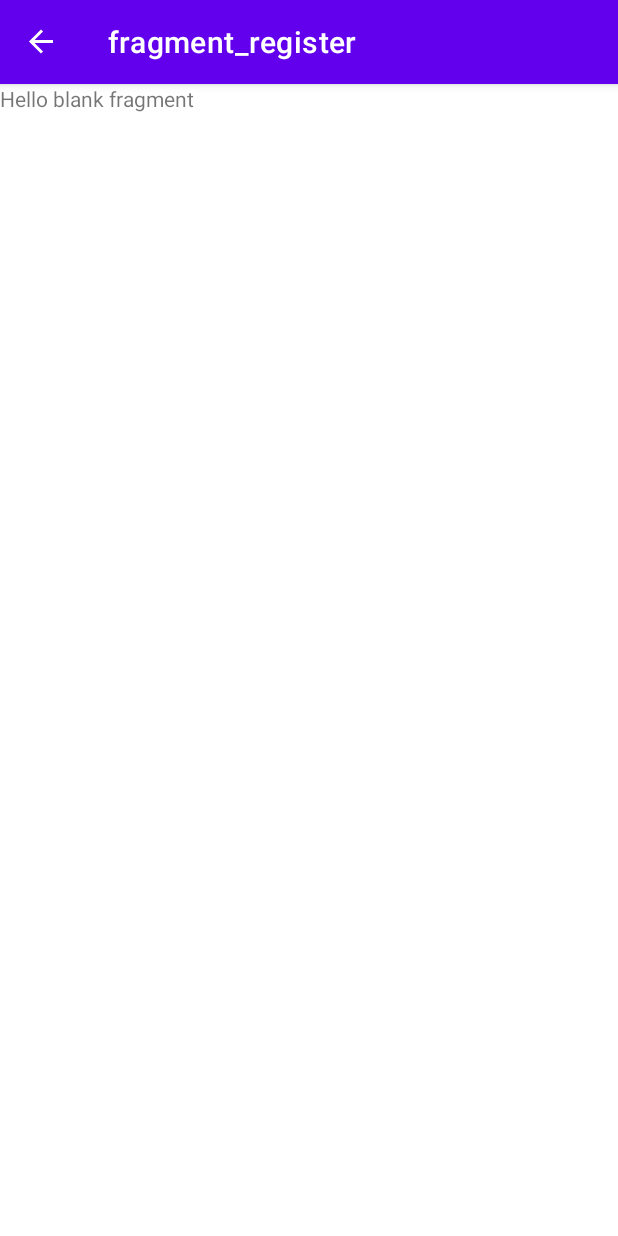
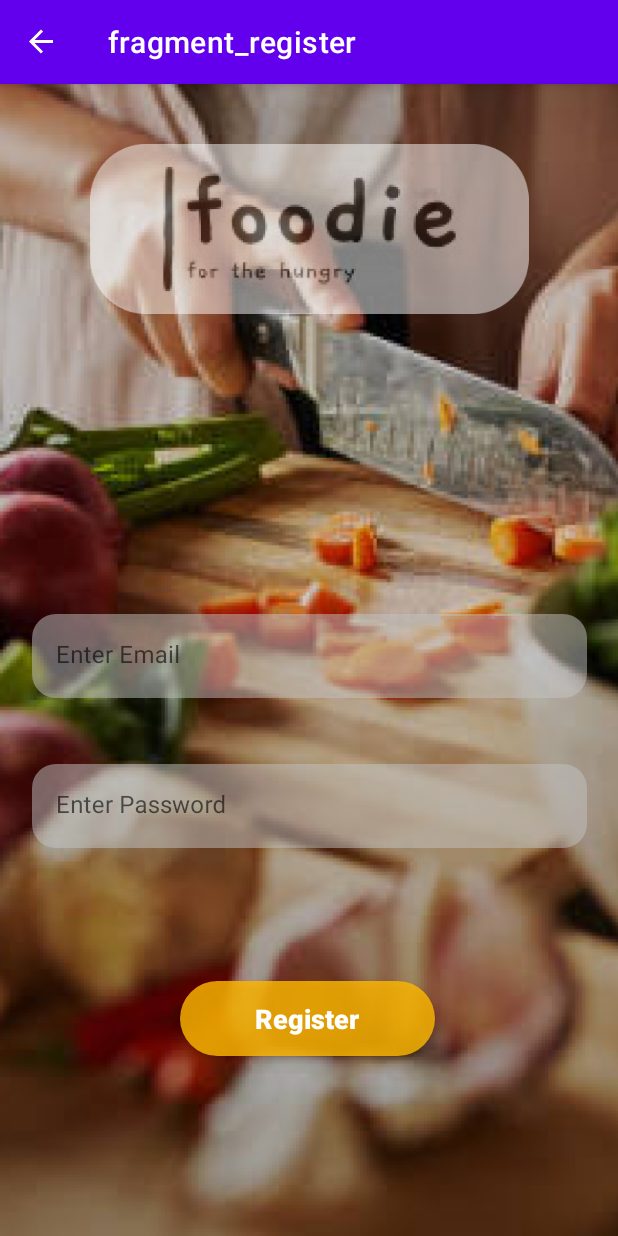
Before and after one commit to MarwanElbahnasawy/Yummy, an Android app: the Register screen opened through its navigation route, on a phone screen of 412 x 824 dp. Run offline under Robolectric (Android 15) with nearby library versions, the phone set to English and light mode, and no system bars; our stand-ins replace Firebase (no records; nobody signed in at launch, a user with empty details on screens opened directly), navigation-ui.

Commit message:
signUp screen

```diff
--- a/app/build.gradle
+++ b/app/build.gradle
@@ -1,5 +1,6 @@
 plugins {
     id 'com.android.application'
+    id 'com.google.gms.google-services'
 }
 
 android {
--- /dev/null
+++ b/app/src/main/java/com/example/foodplanner/FirebaseInstance.java
@@ -0,0 +1,15 @@
+package com.example.foodplanner;
+
+import com.google.firebase.auth.FirebaseAuth;
+
+public class FirebaseInstance {
+    // Singleton
+
+    private static final FirebaseAuth AUTH_INSTANCE = FirebaseAuth.getInstance();
+
+    static FirebaseAuth getFirebaseAutInstance() {
+        return AUTH_INSTANCE;
+    }
+
+
+}
--- a/app/src/main/java/com/example/foodplanner/Register.java
+++ b/app/src/main/java/com/example/foodplanner/Register.java
@@ -1,58 +1,41 @@
 package com.example.foodplanner;
 
+import android.content.Intent;
 import android.os.Bundle;
 
+import androidx.annotation.NonNull;
+import androidx.annotation.Nullable;
+import androidx.appcompat.widget.AppCompatButton;
 import androidx.fragment.app.Fragment;
 
+import android.util.Log;
 import android.view.LayoutInflater;
 import android.view.View;
 import android.view.ViewGroup;
+import android.widget.Toast;
 
-/**
- * A simple {@link Fragment} subclass.
- * Use the {@link Register#newInstance} factory method to
- * create an instance of this fragment.
- */
+import com.google.android.material.textfield.TextInputEditText;
+import com.google.firebase.auth.FirebaseAuth;
+import com.google.firebase.auth.FirebaseUser;
+import com.google.firebase.auth.UserProfileChangeRequest;
+
+
 public class Register extends Fragment {
+    TextInputEditText signUp_email,signUp_password;
+    AppCompatButton register;
+    FirebaseAuth firebaseAuth = FirebaseInstance.getFirebaseAutInstance();
 
-    // TODO: Rename parameter arguments, choose names that match
-    // the fragment initialization parameters, e.g. ARG_ITEM_NUMBER
-    private static final String ARG_PARAM1 = "param1";
-    private static final String ARG_PARAM2 = "param2";
 
-    // TODO: Rename and change types of parameters
-    private String mParam1;
-    private String mParam2;
 
     public Register() {
         // Required empty public constructor
     }
 
-    /**
-     * Use this factory method to create a new instance of
-     * this fragment using the provided parameters.
-     *
-     * @param param1 Parameter 1.
-     * @param param2 Parameter 2.
-     * @return A new instance of fragment Register.
-     */
-    // TODO: Rename and change types and number of parameters
-    public static Register newInstance(String param1, String param2) {
-        Register fragment = new Register();
-        Bundle args = new Bundle();
-        args.putString(ARG_PARAM1, param1);
-        args.putString(ARG_PARAM2, param2);
-        fragment.setArguments(args);
-        return fragment;
-    }
 
     @Override
     public void onCreate(Bundle savedInstanceState) {
         super.onCreate(savedInstanceState);
-        if (getArguments() != null) {
-            mParam1 = getArguments().getString(ARG_PARAM1);
-            mParam2 = getArguments().getString(ARG_PARAM2);
-        }
+
     }
 
     @Override
@@ -61,4 +44,78 @@ public class Register extends Fragment {
         // Inflate the layout for this fragment
         return inflater.inflate(R.layout.fragment_register, container, false);
     }
+
+
+    @Override
+    public void onViewCreated(@NonNull View view, @Nullable Bundle savedInstanceState) {
+
+        signUp_email=view.findViewById(R.id.signUp_email_edt);
+        signUp_password=view.findViewById(R.id.signUp_password_edt);
+        register=view.findViewById(R.id.signup_button);
+        super.onViewCreated(view, savedInstanceState);
+        register.setOnClickListener(new View.OnClickListener() {
+            @Override
+            public void onClick(View view) {
+
+               String email= signUp_email.getText().toString();
+                String password= signUp_password.getText().toString();
+
+
+                if((!email.isEmpty())&&(!password.isEmpty())) {
+                    firebaseAuth.createUserWithEmailAndPassword(email, password).addOnCompleteListener(task -> {
+
+
+                        if (task.isSuccessful()) {
+                            FirebaseUser user = firebaseAuth.getCurrentUser();
+                            if (user != null) {
+                                updateUserData(user, email);
+                            }
+                        } else {
+                            Exception exception = task.getException();
+                            if (exception == null) {
+                                Toast.makeText(getContext(), "UnExpected error occurred", Toast.LENGTH_SHORT).show();
+                            } else {
+                                Toast.makeText(getContext(), task.getException().getMessage(), Toast.LENGTH_SHORT).show();
+                            }
+
+                        }
+
+                    });
+                }
+                else {
+                    if(email.isEmpty())
+                    {
+                        Toast.makeText(getContext(),"Enter your email",Toast.LENGTH_SHORT).show();
+                    }
+                    else if (password.isEmpty())
+                    {
+                        Toast.makeText(getContext(),"Enter your password",Toast.LENGTH_SHORT).show();
+                    }
+
+                }
+            }
+            private void updateUserData(FirebaseUser currentUser, String name) {
+                UserProfileChangeRequest profileUpdates = new UserProfileChangeRequest.Builder()
+                        .setDisplayName(name)
+                        .build();
+
+                currentUser.updateProfile(profileUpdates).addOnCompleteListener(task -> {
+
+
+                    if (task.isSuccessful()) {
+
+                    } else {
+                        Exception exception = task.getException();
+                        if (exception == null){
+                            Toast.makeText(getContext(),"UnExpected error occurred",Toast.LENGTH_SHORT).show();
+                        }else{
+                            Toast.makeText(getContext(),task.getException().getMessage(),Toast.LENGTH_SHORT).show();
+                        }
+                    }
+                });
+            }
+
+        });
+
+    }
 }
--- /dev/null
+++ b/app/src/main/res/drawable-v24/background.xml
@@ -0,0 +1,17 @@
+<?xml version="1.0" encoding="utf-8"?>
+<shape xmlns:android="http://schemas.android.com/apk/res/android"
+    android:shape="rectangle"
+    >
+<corners
+    android:radius="30dp"
+    />
+    <size
+        android:width="326dp"
+        android:height="30dp"
+        />
+    <solid
+        android:color="@color/yellow"
+        />
+
+
+</shape>
--- a/app/src/main/res/layout/fragment_register.xml
+++ b/app/src/main/res/layout/fragment_register.xml
@@ -1,14 +1,84 @@
 <?xml version="1.0" encoding="utf-8"?>
-<FrameLayout xmlns:android="http://schemas.android.com/apk/res/android"
+<androidx.constraintlayout.widget.ConstraintLayout xmlns:android="http://schemas.android.com/apk/res/android"
+    xmlns:app="http://schemas.android.com/apk/res-auto"
     xmlns:tools="http://schemas.android.com/tools"
     android:layout_width="match_parent"
     android:layout_height="match_parent"
     tools:context=".Register">
 
-    <!-- TODO: Update blank fragment layout -->
-    <TextView
+    <ImageView
+        android:id="@+id/background_signUp"
         android:layout_width="match_parent"
         android:layout_height="match_parent"
-        android:text="@string/hello_blank_fragment" />
+        android:scaleType="centerCrop"
+        android:src="@drawable/img"
+        tools:layout_editor_absoluteX="76dp"
+        tools:layout_editor_absoluteY="175dp" />
 
-</FrameLayout>
+    <ImageView
+        android:id="@+id/imageView"
+        android:layout_width="307dp"
+        android:layout_height="113dp"
+        android:layout_marginTop="40dp"
+        android:src="@drawable/logo"
+        app:layout_constraintEnd_toEndOf="parent"
+        app:layout_constraintStart_toStartOf="parent"
+        app:layout_constraintTop_toTopOf="@+id/background_signUp" />
+
+    <com.google.android.material.textfield.TextInputLayout
+        android:id="@+id/textInputLayout"
+        style="@style/customEditText"
+        android:layout_width="370dp"
+        android:layout_height="wrap_content"
+        android:hint="Enter Email"
+        android:layout_marginTop="200dp"
+        app:layout_constraintEnd_toEndOf="parent"
+        app:layout_constraintStart_toStartOf="parent"
+        app:layout_constraintTop_toBottomOf="@+id/imageView">
+
+        <com.google.android.material.textfield.TextInputEditText
+            android:id="@+id/signUp_email_edt"
+            android:layout_width="match_parent"
+            android:backgroundTint="@color/gray"
+            android:layout_height="match_parent"
+            android:inputType="textEmailAddress" />
+    </com.google.android.material.textfield.TextInputLayout>
+
+    <com.google.android.material.textfield.TextInputLayout
+        android:id="@+id/textInputLayout2"
+        style="@style/customEditText"
+        android:layout_width="370dp"
+        android:layout_height="wrap_content"
+        android:hint="Enter Password"
+        android:layout_marginTop="300dp"
+        app:layout_constraintEnd_toEndOf="parent"
+        app:layout_constraintStart_toStartOf="parent"
+        app:layout_constraintTop_toBottomOf="@+id/imageView">
+
+        <com.google.android.material.textfield.TextInputEditText
+            android:id="@+id/signUp_password_edt"
+            android:layout_width="match_parent"
+            android:backgroundTint="@color/gray"
+            android:layout_height="match_parent"
+            android:inputType="textEmailAddress" />
+    </com.google.android.material.textfield.TextInputLayout>
+
+    <androidx.appcompat.widget.AppCompatButton
+        android:id="@+id/signup_button"
+        android:layout_width="170dp"
+        android:layout_height="50dp"
+        android:layout_marginBottom="120dp"
+        android:background="@drawable/background"
+        android:text="Register"
+
+        android:textAllCaps="false"
+        android:textColor="@color/white"
+        android:textSize="18sp"
+        android:textStyle="bold"
+        app:layout_constraintBottom_toBottomOf="parent"
+        app:layout_constraintEnd_toEndOf="parent"
+        app:layout_constraintHorizontal_bias="0.496"
+        app:layout_constraintStart_toStartOf="parent" />
+
+
+</androidx.constraintlayout.widget.ConstraintLayout>
--- a/app/src/main/res/values/colors.xml
+++ b/app/src/main/res/values/colors.xml
@@ -7,4 +7,8 @@
     <color name="teal_700">#FF018786</color>
     <color name="black">#FF000000</color>
     <color name="white">#FFFFFFFF</color>
+    <color name="gray">#80C4C4C4</color>
+    <color name="yellow">#CFFFB800</color>
+
+
 </resources>
--- a/app/src/main/res/values/themes.xml
+++ b/app/src/main/res/values/themes.xml
@@ -13,4 +13,16 @@
         <item name="android:statusBarColor">?attr/colorPrimaryVariant</item>
         <!-- Customize your theme here. -->
     </style>
+    <style name="customEditText" parent="Widget.MaterialComponents.TextInputLayout.FilledBox">
+        <item name="android:layout_width">match_parent</item>
+        <item name="android:layout_height">wrap_content</item>
+        <item name="android:textSize">16sp</item>
+        <item name="boxCornerRadiusBottomEnd">16dp</item>
+        <item name="boxCornerRadiusBottomStart">16dp</item>
+        <item name="boxCornerRadiusTopEnd">16dp</item>
+        <item name="boxBackgroundColor">@color/gray</item>
+        <item name="boxCornerRadiusTopStart">16dp</item>
+        <item name="boxStrokeWidth">0dp</item>
+        <item name="boxStrokeWidthFocused">0dp</item>
+    </style>
 </resources>
--- a/build.gradle
+++ b/build.gradle
@@ -1,4 +1,8 @@
-// Top-level build file where you can add configuration options common to all sub-projects/modules.
+buildscript {
+    dependencies {
+        classpath 'com.google.gms:google-services:4.3.10'
+    }
+}// Top-level build file where you can add configuration options common to all sub-projects/modules.
 plugins {
     id 'com.android.application' version '7.3.1' apply false
     id 'com.android.library' version '7.3.1' apply false
```
Also changed, not shown: app/src/main/res/drawable-v24/img.png (added), app/src/main/res/drawable-v24/logo.png (added), app/src/main/res/drawable-v24/signup_background.png (added), 1 other file.
